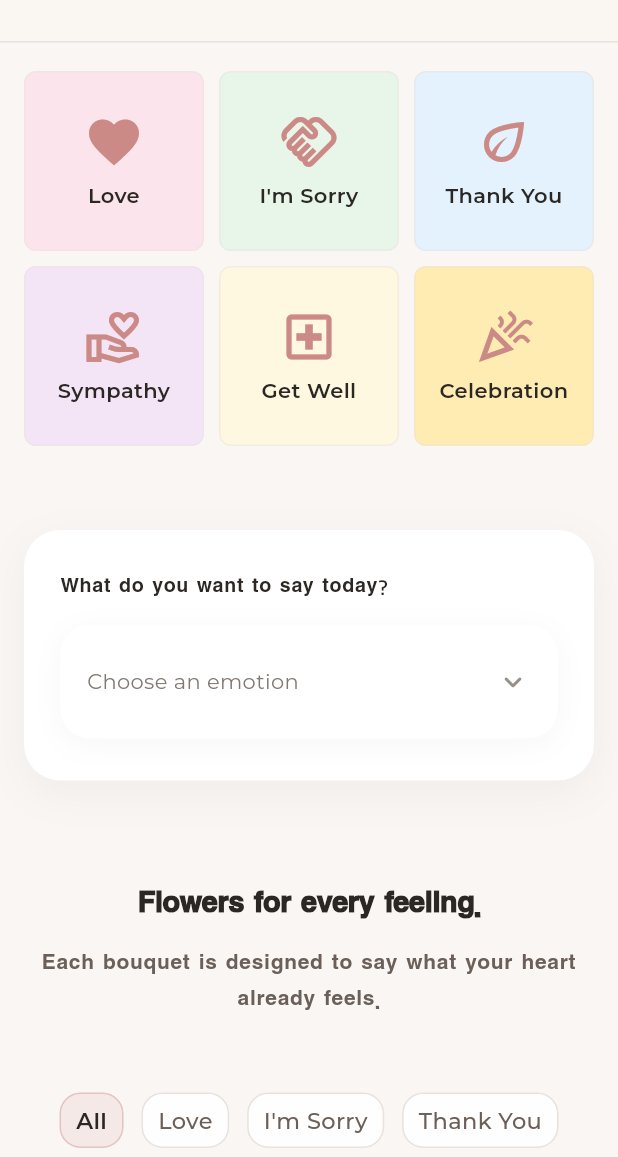
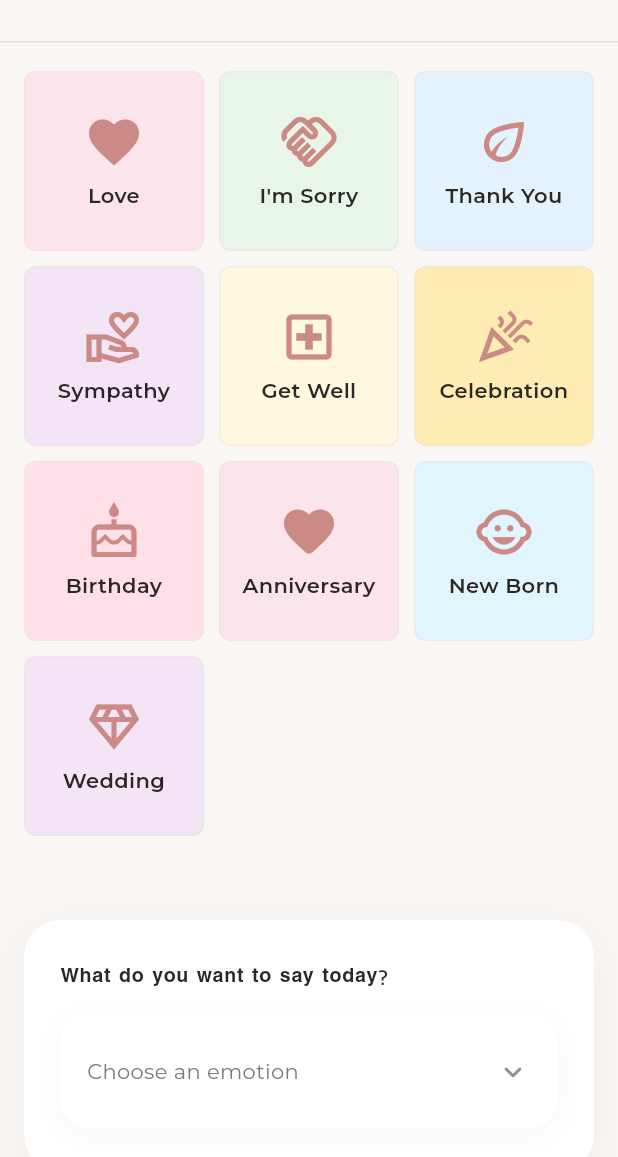
Before and after one commit to hiwajamil/rehanrose.com, a Flutter app: the screen it shows after launch, scrolled down 576 dp, on a phone screen of 412 x 824 dp, the part 79-1236 px from its top. Run offline on Flutter 3.47's test engine with Material 3 defaults, Android fonts, the phone set to English and light mode, and no system bars; our stand-ins replace cached_network_image, cloud_firestore, connectivity_plus, firebase_analytics, firebase_auth, firebase_core and 11 more; missing offline and left inert: dart:html, seo; accounts and stored records are empty.

Commit message:
Update vendor dashboard, localizations, emotion categories, and Firestore rules
Co-authored-by: Cursor <cursoragent@cursor.com>

```diff
--- a/gull_premium/lib/controllers/vendor_controller.dart
+++ b/gull_premium/lib/controllers/vendor_controller.dart
@@ -109,14 +109,16 @@ class VendorController extends AsyncNotifier<void> {
   }
 
   /// Upload images and create bouquet. Returns generated code on success.
+  /// [occasion] is saved to Firestore exactly as provided (e.g. "I'm Sorry") for User App queries.
   /// [emotionCategoryId] must be one of [kEmotionCategoryIds] (love, apology, gratitude, etc.).
-  /// [productCodePrefix] when provided is used for the bouquet code (e.g. BD, AN); otherwise prefix is derived from [emotionCategoryId].
+  /// [productCodePrefix] when provided is used for the bouquet code (e.g. IS, BD); otherwise prefix is derived from [emotionCategoryId].
   Future<String?> publishBouquet({
     required fa.User user,
     required String name,
     required String description,
     required int priceIqd,
     required List<XFile> imageFiles,
+    required String occasion,
     required String emotionCategoryId,
     String? productCodePrefix,
   }) async {
@@ -158,7 +160,7 @@ class VendorController extends AsyncNotifier<void> {
         imageUrls: imageUrls,
         thumbnailUrls:
             thumbnailUrls.isEmpty ? null : thumbnailUrls,
-        occasion: emotionCategoryId,
+        occasion: occasion,
         bouquetCode: bouquetCode,
         emotionCategoryId: emotionCategoryId,
       );
--- a/gull_premium/lib/core/constants/emotion_category.dart
+++ b/gull_premium/lib/core/constants/emotion_category.dart
@@ -26,9 +26,13 @@ const List<String> kEmotionCategoryIds = [
   'sympathy',
   'wellness',
   'celebration',
+  'birthday',
+  'anniversary',
+  'newborn',
+  'wedding',
 ];
 
-/// Static list of emotion categories.
+/// Static list of emotion categories (main page dropdown occasions).
 const List<EmotionCategory> kEmotionCategories = [
   EmotionCategory(
     id: 'love',
@@ -66,6 +70,30 @@ const List<EmotionCategory> kEmotionCategories = [
     icon: Icons.celebration_outlined,
     color: Color(0xFFFFECB3), // soft gold
   ),
+  EmotionCategory(
+    id: 'birthday',
+    titleKey: 'cat_birthday',
+    icon: Icons.cake_outlined,
+    color: Color(0xFFFFE0E9), // birthday pink
+  ),
+  EmotionCategory(
+    id: 'anniversary',
+    titleKey: 'cat_anniversary',
+    icon: Icons.favorite_rounded,
+    color: Color(0xFFFCE4EC), // soft rose
+  ),
+  EmotionCategory(
+    id: 'newborn',
+    titleKey: 'cat_newborn',
+    icon: Icons.child_care_outlined,
+    color: Color(0xFFE1F5FE), // soft baby blue
+  ),
+  EmotionCategory(
+    id: 'wedding',
+    titleKey: 'cat_wedding',
+    icon: Icons.diamond_outlined,
+    color: Color(0xFFF3E5F5), // soft lavender
+  ),
 ];
 
 /// Returns true if [id] is a valid emotion category ID.
@@ -92,6 +120,34 @@ String codePrefixForEmotionCategoryId(String emotionCategoryId) {
     'sympathy': 'Sy',
     'wellness': 'We',
     'celebration': 'Ce',
+    'birthday': 'BD',
+    'anniversary': 'AN',
+    'newborn': 'NB',
+    'wedding': 'WD',
   };
   return prefixes[emotionCategoryId] ?? '';
 }
+
+/// Canonical occasion label (English) for Firestore and vendor dropdown.
+/// Single source of truth so vendor-selected occasion appears under the same occasion on the main page.
+const Map<String, String> kOccasionLabelByEmotionCategoryId = {
+  'love': 'Love',
+  'apology': "I'm Sorry",
+  'gratitude': 'Thank You',
+  'sympathy': 'Sympathy',
+  'wellness': 'Get Well',
+  'celebration': 'Celebration',
+  'birthday': 'Birthday',
+  'anniversary': 'Anniversary',
+  'newborn': 'New Born',
+  'wedding': 'Wedding',
+};
+
+/// Display label for a bouquet's occasion (vendor list, detail). Prefers [emotionCategoryId], falls back to [occasion] string.
+String occasionDisplayLabel({String? occasion, String? emotionCategoryId}) {
+  if (emotionCategoryId != null && emotionCategoryId.isNotEmpty) {
+    final label = kOccasionLabelByEmotionCategoryId[emotionCategoryId];
+    if (label != null) return label;
+  }
+  return occasion?.trim().isNotEmpty == true ? occasion!.trim() : '';
+}
--- a/gull_premium/lib/core/routing/app_router.dart
+++ b/gull_premium/lib/core/routing/app_router.dart
@@ -1,3 +1,4 @@
+import 'package:firebase_auth/firebase_auth.dart' as fa;
 import 'package:firebase_analytics/firebase_analytics.dart';
 import 'package:flutter_riverpod/flutter_riverpod.dart';
 import 'package:go_router/go_router.dart';
@@ -25,6 +26,7 @@ import '../../presentation/pages/vendor/vendor_notifications_page.dart';
 import '../../presentation/pages/vendor/vendor_shop_settings_page.dart';
 import '../../presentation/pages/vendor/vendor_support_page.dart';
 import '../../presentation/widgets/layout/vendor_shell_layout.dart';
+import '../../data/repositories/auth_repository.dart';
 import '../../features/dashboard/dashboard_resolver_page.dart';
 
 class AppRouter {
@@ -32,6 +34,19 @@ class AppRouter {
     observers: isFirebaseInitialized
         ? [FirebaseAnalyticsObserver(analytics: FirebaseAnalytics.instance)]
         : [],
+    redirect: (context, state) async {
+      final location = state.matchedLocation;
+      if (location.startsWith('/vendor')) {
+        final user = fa.FirebaseAuth.instance.currentUser;
+        if (user != null) {
+          final authRepo = AuthRepository();
+          if (await authRepo.isAdmin(user.uid)) {
+            return '/admin';
+          }
+        }
+      }
+      return null;
+    },
     routes: [
       GoRoute(
         path: '/',
--- a/gull_premium/lib/core/utils/emotion_category_l10n.dart
+++ b/gull_premium/lib/core/utils/emotion_category_l10n.dart
@@ -15,6 +15,14 @@ String localizedEmotionCategoryTitle(AppLocalizations l10n, String titleKey) {
       return l10n.cat_wellness;
     case 'cat_celebration':
       return l10n.cat_celebration;
+    case 'cat_birthday':
+      return l10n.cat_birthday;
+    case 'cat_anniversary':
+      return l10n.cat_anniversary;
+    case 'cat_newborn':
+      return l10n.cat_newborn;
+    case 'cat_wedding':
+      return l10n.cat_wedding;
     default:
       return titleKey;
   }
--- a/gull_premium/lib/features/dashboard/dashboard_resolver_page.dart
+++ b/gull_premium/lib/features/dashboard/dashboard_resolver_page.dart
@@ -49,10 +49,12 @@ class _RoleResolverState extends ConsumerState<_RoleResolver> {
 
   Future<String?> _resolveRole() async {
     final authRepo = ref.read(authRepositoryProvider);
+    // Super admin / admin must go to admin dashboard; check isAdmin first.
+    final isAdmin = await authRepo.isAdmin(widget.uid);
+    if (isAdmin) return 'admin';
     final role = await authRepo.getUserRole(widget.uid);
     if (role != null && role.isNotEmpty) return role;
-    final isAdmin = await authRepo.isAdmin(widget.uid);
-    return isAdmin ? 'admin' : null;
+    return null;
   }
 
   @override
--- a/gull_premium/lib/l10n/app_ar.arb
+++ b/gull_premium/lib/l10n/app_ar.arb
@@ -75,6 +75,10 @@
   "cat_sympathy": "المواساة",
   "cat_wellness": "الشفاء العاجل",
   "cat_celebration": "الاحتفالات",
+  "cat_birthday": "عيد الميلاد",
+  "cat_anniversary": "ذكرى",
+  "cat_newborn": "مولود جديد",
+  "cat_wedding": "زفاف",
   "vendor_emotion_label": "الشعور الأساسي",
   "vendor_emotion_hint": "اختر الشعور الذي تعبر عنه الزهرة.",
   "home_question": "ماذا تريد أن تقول اليوم؟",
--- a/gull_premium/lib/l10n/app_en.arb
+++ b/gull_premium/lib/l10n/app_en.arb
@@ -89,6 +89,10 @@
   "cat_sympathy": "Sympathy",
   "cat_wellness": "Get Well",
   "cat_celebration": "Celebration",
+  "cat_birthday": "Birthday",
+  "cat_anniversary": "Anniversary",
+  "cat_newborn": "New Born",
+  "cat_wedding": "Wedding",
   "vendor_emotion_label": "Primary Emotion",
   "vendor_emotion_hint": "Choose the primary emotion this flower conveys (e.g., do not select 'Love' for a funeral).",
   "home_question": "What do you want to say today?",
--- a/gull_premium/lib/l10n/app_ku.arb
+++ b/gull_premium/lib/l10n/app_ku.arb
@@ -75,6 +75,10 @@
   "cat_sympathy": "هاوخەمی",
   "cat_wellness": "سەلامەتی",
   "cat_celebration": "بۆنە و ئاهەنگ",
+  "cat_birthday": "ڕۆژی لەدایکبوون",
+  "cat_anniversary": "ساڵیادی",
+  "cat_newborn": "منداڵی نوێ",
+  "cat_wedding": "ئاهەنگی هاوسەرگیری",
   "vendor_emotion_label": "هەستی سەرەکی",
   "vendor_emotion_hint": "ئەو هەستە هەڵبژێرە کە گوڵەکە دەیگەیەنێت (تکایە گوڵی سور بۆ پرسە دیاری مەکە).",
   "home_question": "دەتەوێت ئەمڕۆ چی بڵێیت؟",
--- a/gull_premium/lib/l10n/app_localizations.dart
+++ b/gull_premium/lib/l10n/app_localizations.dart
@@ -550,6 +550,30 @@ abstract class AppLocalizations {
   /// **'Celebration'**
   String get cat_celebration;
 
+  /// No description provided for @cat_birthday.
+  ///
+  /// In en, this message translates to:
+  /// **'Birthday'**
+  String get cat_birthday;
+
+  /// No description provided for @cat_anniversary.
+  ///
+  /// In en, this message translates to:
+  /// **'Anniversary'**
+  String get cat_anniversary;
+
+  /// No description provided for @cat_newborn.
+  ///
+  /// In en, this message translates to:
+  /// **'New Born'**
+  String get cat_newborn;
+
+  /// No description provided for @cat_wedding.
+  ///
+  /// In en, this message translates to:
+  /// **'Wedding'**
+  String get cat_wedding;
+
   /// No description provided for @vendor_emotion_label.
   ///
   /// In en, this message translates to:
--- a/gull_premium/lib/l10n/app_localizations_ar.dart
+++ b/gull_premium/lib/l10n/app_localizations_ar.dart
@@ -237,6 +237,18 @@ class AppLocalizationsAr extends AppLocalizations {
 
   @override
   String get cat_celebration => 'الاحتفالات';
+
+  @override
+  String get cat_birthday => 'عيد الميلاد';
+
+  @override
+  String get cat_anniversary => 'ذكرى';
+
+  @override
+  String get cat_newborn => 'مولود جديد';
+
+  @override
+  String get cat_wedding => 'زفاف';
 
   @override
   String get vendor_emotion_label => 'الشعور الأساسي';
--- a/gull_premium/lib/l10n/app_localizations_en.dart
+++ b/gull_premium/lib/l10n/app_localizations_en.dart
@@ -240,6 +240,18 @@ class AppLocalizationsEn extends AppLocalizations {
 
   @override
   String get cat_celebration => 'Celebration';
+
+  @override
+  String get cat_birthday => 'Birthday';
+
+  @override
+  String get cat_anniversary => 'Anniversary';
+
+  @override
+  String get cat_newborn => 'New Born';
+
+  @override
+  String get cat_wedding => 'Wedding';
 
   @override
   String get vendor_emotion_label => 'Primary Emotion';
--- a/gull_premium/lib/l10n/app_localizations_ku.dart
+++ b/gull_premium/lib/l10n/app_localizations_ku.dart
@@ -241,6 +241,18 @@ class AppLocalizationsKu extends AppLocalizations {
 
   @override
   String get cat_celebration => 'بۆنە و ئاهەنگ';
+
+  @override
+  String get cat_birthday => 'ڕۆژی لەدایکبوون';
+
+  @override
+  String get cat_anniversary => 'ساڵیادی';
+
+  @override
+  String get cat_newborn => 'منداڵی نوێ';
+
+  @override
+  String get cat_wedding => 'ئاهەنگی هاوسەرگیری';
 
   @override
   String get vendor_emotion_label => 'هەستی سەرەکی';
--- a/gull_premium/lib/presentation/pages/vendor/vendor_bouquets_page.dart
+++ b/gull_premium/lib/presentation/pages/vendor/vendor_bouquets_page.dart
@@ -4,7 +4,7 @@ import 'package:flutter_riverpod/flutter_riverpod.dart';
 import 'package:go_router/go_router.dart';
 import 'package:image_picker/image_picker.dart';
 
-import '../../../core/constants/emotion_categories.dart';
+import '../../../core/constants/emotion_category.dart';
 import '../../../core/theme/app_colors.dart';
 import '../../../controllers/controllers.dart';
 import '../../../data/models/flower_model.dart';
@@ -451,7 +451,7 @@ class _BouquetCard extends StatelessWidget {
                   runSpacing: 8,
                   children: [
                     Text(
-                      labelForEmotionValue(bouquet.occasion),
+                      occasionDisplayLabel(occasion: bouquet.occasion, emotionCategoryId: bouquet.emotionCategoryId),
                       style: Theme.of(context).textTheme.bodySmall?.copyWith(
                             color: AppColors.inkMuted,
                             fontWeight: FontWeight.w600,
@@ -502,7 +502,7 @@ class _BouquetCard extends StatelessWidget {
                           style: Theme.of(context).textTheme.titleMedium),
                       const SizedBox(height: 4),
                       Text(
-                        labelForEmotionValue(bouquet.occasion),
+                        occasionDisplayLabel(occasion: bouquet.occasion, emotionCategoryId: bouquet.emotionCategoryId),
                         style: Theme.of(context).textTheme.bodySmall?.copyWith(
                               color: AppColors.inkMuted,
                               fontWeight: FontWeight.w600,
--- a/gull_premium/lib/presentation/pages/vendor/vendor_dashboard_page.dart
+++ b/gull_premium/lib/presentation/pages/vendor/vendor_dashboard_page.dart
@@ -76,7 +76,10 @@ class _VendorDashboardPageState extends ConsumerState<VendorDashboardPage> {
             password: _signUpPasswordController.text.trim(),
           );
       if (!mounted) return;
-      _showMessage('Application submitted. You will be notified after review.');
+      _showMessage(
+        'Application submitted. It has been sent to the super admin for approval. '
+        'You can sign in once your application is approved.',
+      );
       setState(() => _isSignIn = true);
     } on fa.FirebaseAuthException catch (e) {
       _showMessage(e.message ?? 'Unable to submit application.');
```
Also changed, not shown: gull_premium/lib/core/constants/occasions.dart (+8 -6 lines), gull_premium/lib/presentation/pages/vendor/vendor_add_bouquet_page.dart (+38 -55 lines), 2 other files.
